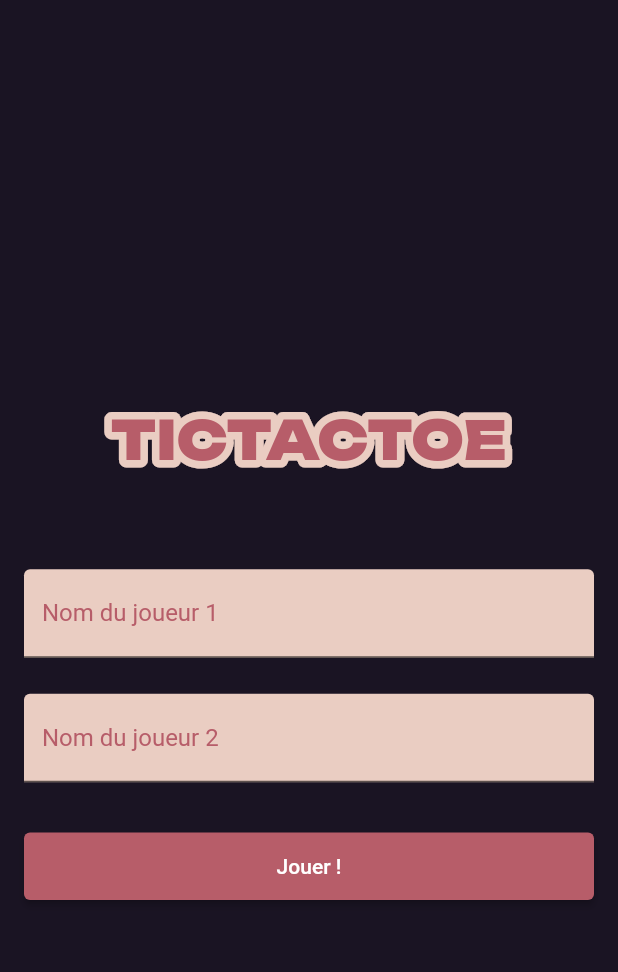
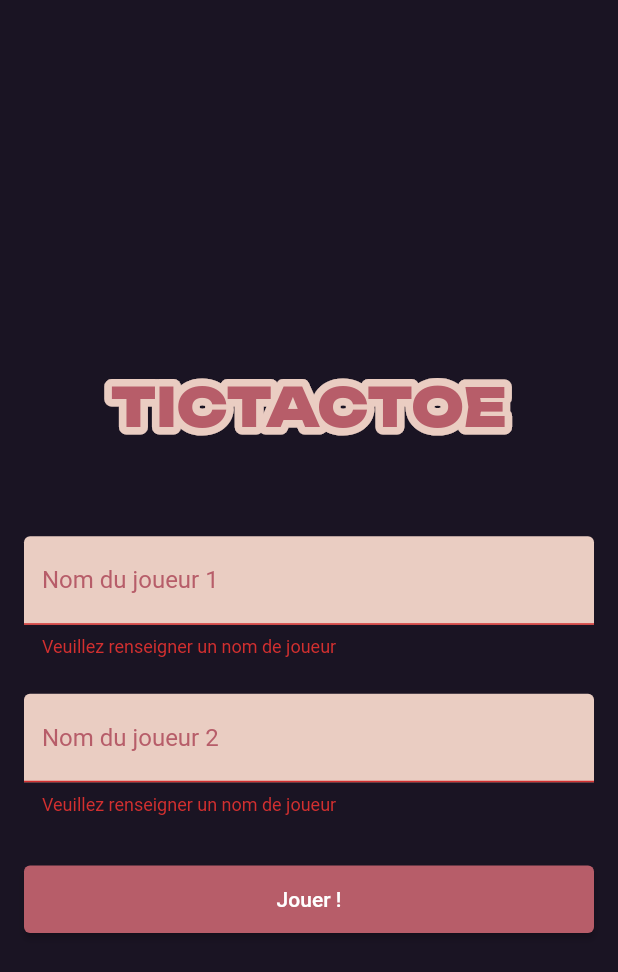
Before and after one commit to FlyzCorp/Flutter-TicTacToe, a Flutter app: the screen it shows after launch, after a tap on "Jouer !", on a phone screen of 412 x 824 dp. Shown: the top 972 px of the screen. Run offline on Flutter 3.47's test engine with Material 2 defaults, Android fonts, the phone set to English and light mode, and no system bars; drawn by our look-alikes of bordered_text; our stand-ins replace flutter_inset_box_shadow, flutter_svg.

Commit message:
First working version (offline)

```diff
--- a/lib/components/player-form.dart
+++ b/lib/components/player_form.dart
@@ -1,10 +1,11 @@
-import 'package:flutter/cupertino.dart';
 import 'package:flutter/material.dart';
-import 'package:flutter/src/widgets/container.dart';
-import 'package:flutter/src/widgets/framework.dart';
+
+typedef PlayerCallback = void Function(String p1, String p2);
 
 class PlayerForm extends StatefulWidget {
-  const PlayerForm({super.key});
+  const PlayerForm({super.key, required this.callbackPlayers});
+
+  final PlayerCallback callbackPlayers;
 
   @override
   State<PlayerForm> createState() => _PlayerFormState();
@@ -12,6 +13,15 @@ class PlayerForm extends StatefulWidget {
 
 class _PlayerFormState extends State<PlayerForm> {
   final _formKey = GlobalKey<FormState>();
+  final j1controller = TextEditingController();
+  final j2controller = TextEditingController();
+
+  @override
+  void dispose() {
+    j1controller.dispose();
+    j2controller.dispose();
+    super.dispose();
+  }
 
   @override
   Widget build(BuildContext context) {
@@ -21,7 +31,11 @@ class _PlayerFormState extends State<PlayerForm> {
         margin: const EdgeInsets.only(left: 16, right: 16, top: 64),
         child: Column(
           children: [
-            TextField(
+            TextFormField(
+              validator: (value) => value == null || value.isEmpty
+                  ? 'Veuillez renseigner un nom de joueur'
+                  : null,
+              controller: j1controller,
               cursorColor: Theme.of(context).primaryColorDark,
               decoration: const InputDecoration(
                 labelText: 'Nom du joueur 1',
@@ -30,7 +44,11 @@ class _PlayerFormState extends State<PlayerForm> {
             const SizedBox(
               height: 24,
             ),
-            TextField(
+            TextFormField(
+              validator: (value) => value == null || value.isEmpty
+                  ? 'Veuillez renseigner un nom de joueur'
+                  : null,
+              controller: j2controller,
               cursorColor: Theme.of(context).primaryColorDark,
               decoration: const InputDecoration(
                 labelText: 'Nom du joueur 2',
@@ -44,7 +62,13 @@ class _PlayerFormState extends State<PlayerForm> {
                 backgroundColor: Theme.of(context).primaryColor,
                 minimumSize: const Size.fromHeight(45),
               ),
-              onPressed: () => {},
+              onPressed: () => {
+                if (_formKey.currentState!.validate())
+                  {
+                    widget.callbackPlayers(
+                        j1controller.text, j2controller.text),
+                  }
+              },
               child: const Text("Jouer !"),
             ),
           ],
--- a/lib/main.dart
+++ b/lib/main.dart
@@ -1,7 +1,6 @@
 import 'package:flutter/material.dart';
 import 'package:flutter/services.dart';
-import 'package:tictactoe/defaultTheme.dart';
-import 'package:tictactoe/pages/game.dart';
+import 'package:tictactoe/default_theme.dart';
 import 'package:tictactoe/pages/home.dart';
 
 void main() {
@@ -22,7 +21,7 @@ class MyApp extends StatelessWidget {
     return MaterialApp(
       title: 'Tic Tac Toe',
       theme: defaultTheme,
-      home: const Scaffold(body: Home()),
+      home: const Home(),
     );
   }
 }
--- a/lib/pages/home.dart
+++ b/lib/pages/home.dart
@@ -1,19 +1,31 @@
 import 'package:flutter/material.dart' hide BoxDecoration, BoxShadow, Title;
-import 'package:tictactoe/components/player-form.dart';
+import 'package:tictactoe/components/player_form.dart';
 import 'package:tictactoe/components/title.dart';
+import 'package:tictactoe/pages/game.dart';
 
 class Home extends StatelessWidget {
   const Home({super.key});
 
   @override
   Widget build(BuildContext context) {
-    return SafeArea(
-      child: Column(
-        mainAxisAlignment: MainAxisAlignment.center,
-        children: const [
-          Title(),
-          PlayerForm(),
-        ],
+    return Scaffold(
+      body: SafeArea(
+        child: Column(
+          mainAxisAlignment: MainAxisAlignment.center,
+          children: [
+            const Title(),
+            PlayerForm(
+              callbackPlayers: (p1, p2) {
+                Navigator.push(
+                  context,
+                  MaterialPageRoute(
+                    builder: (context) => GameScreen(p1Name: p1, p2Name: p2),
+                  ),
+                );
+              },
+            ),
+          ],
+        ),
       ),
     );
   }
```
Also changed, not shown: lib/pages/game.dart (+10 -7 lines), lib/default_theme.dart (renamed from lib/defaultTheme.dart).
